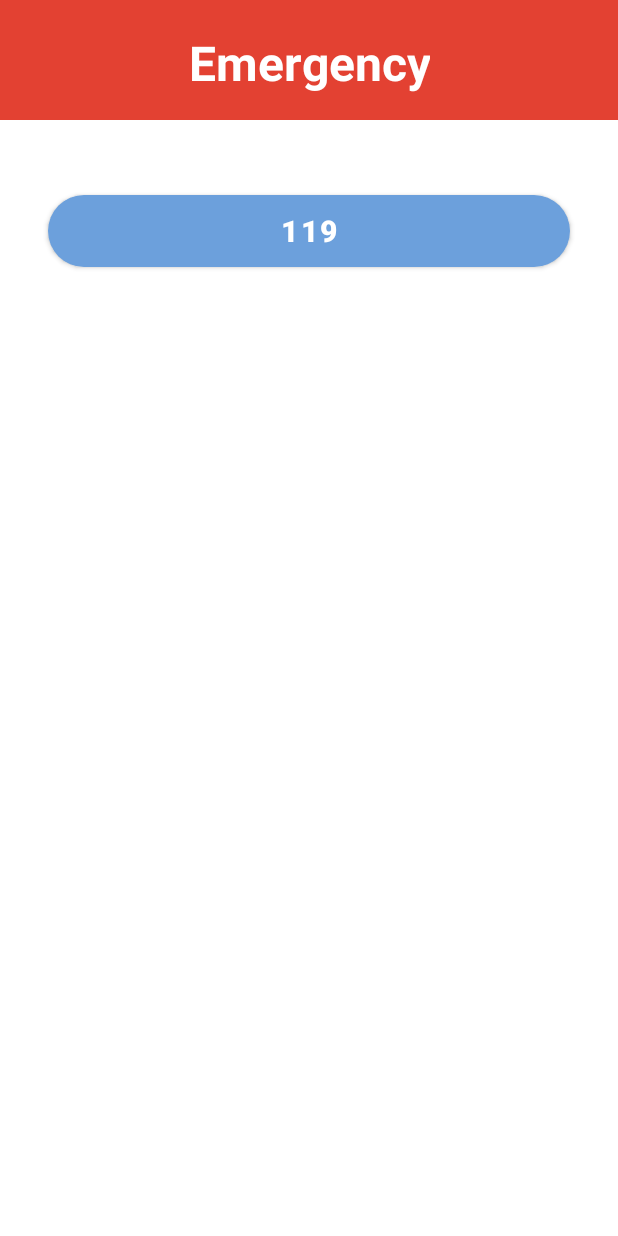
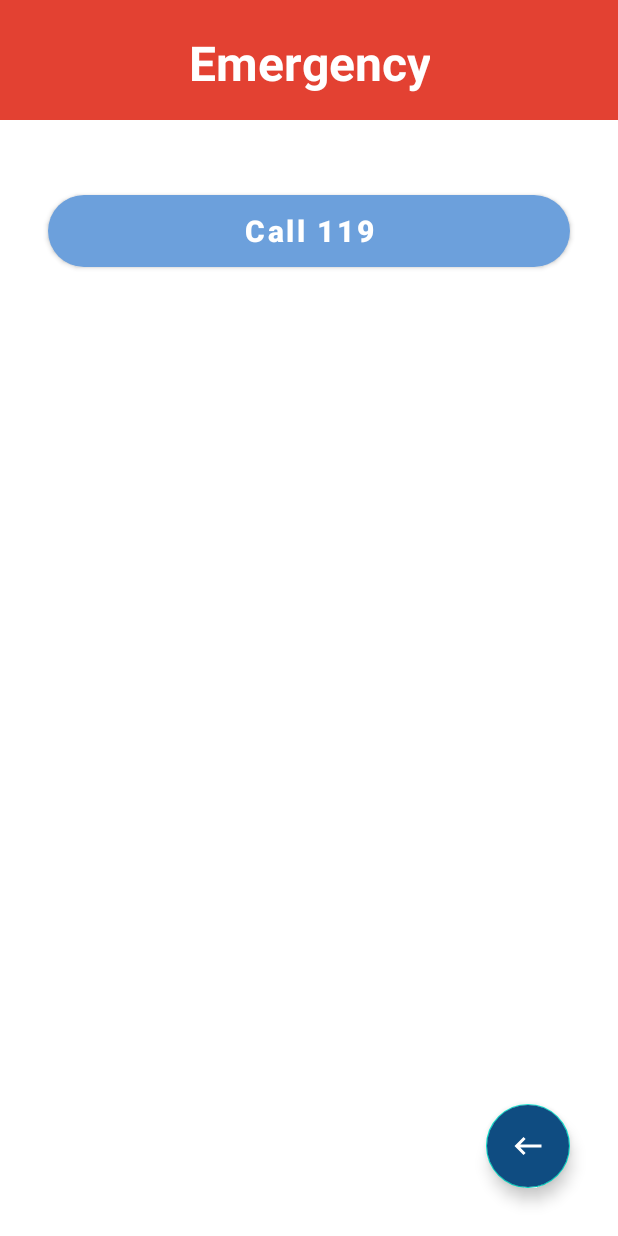
Before and after one commit to CCLab-2021/eHealthCare_Application, an Android app: the Emergency screen opened directly, with no data from a screen before it, on a phone screen of 412 x 824 dp. Run offline under Robolectric (Android 15) with nearby library versions, the phone set to English and light mode, and no system bars; our stand-ins replace Firebase (no records; nobody signed in at launch, a user with empty details on screens opened directly); 1 statement that could not run was skipped.

Commit message:
feat : Patient - Emergency.kt Call Doctor 기능 완료

```diff
--- a/CCN_eHealthCare/app/src/main/java/com/example/ccn_ehealthcare/UI/Emergency.kt
+++ b/CCN_eHealthCare/app/src/main/java/com/example/ccn_ehealthcare/UI/Emergency.kt
@@ -4,21 +4,14 @@ import android.content.Intent
 import android.net.Uri
 import androidx.appcompat.app.AppCompatActivity
 import android.os.Bundle
-import android.util.Log
-import android.view.View
+import android.widget.Toast
 import androidx.recyclerview.widget.LinearLayoutManager
 import com.example.ccn_ehealthcare.R
 import com.example.ccn_ehealthcare.UI.adapter.callDocAdapter
-import com.example.ccn_ehealthcare.UI.adapter.hospitalAdapter
-import com.example.ccn_ehealthcare.UI.model.MyDoctorsModel
 import com.example.ccn_ehealthcare.UI.model.doctorModel
-import com.example.ccn_ehealthcare.UI.model.hospitalModel
-import com.example.ccn_ehealthcare.UI.patient.MyDoctors
 import com.google.firebase.database.*
 import kotlinx.android.synthetic.main.activity_emergency.*
 import kotlinx.android.synthetic.main.activity_emergency.myDoctors_rV
-import kotlinx.android.synthetic.main.activity_login.*
-import kotlinx.android.synthetic.main.activity_my_doctors.*
 
 
 class Emergency : AppCompatActivity() {
@@ -37,42 +30,33 @@ class Emergency : AppCompatActivity() {
     override fun onCreate(savedInstanceState: Bundle?) {
         super.onCreate(savedInstanceState)
         setContentView(R.layout.activity_emergency)
-        call119_btn.setOnClickListener {
-            var intent = Intent(Intent.ACTION_VIEW) // ACTION_CALL 적으면 바로 전화 연결
-            intent.setData(Uri.parse("tel:119"))
-            startActivity(intent)
-        }
+
         database = FirebaseDatabase.getInstance()
         databaseReference = database?.reference!!.child("MyDoctors")
 
         nickname = intent.getStringExtra(USERNICKNAME).toString()
 //
-//        buttonHandler()
+        buttonHandler()
         readMyDoctorsDB()
         initRecyclerView(doctorList)
     }
-//    private fun buttonHandler() {
-//        moveBack_btn.setOnClickListener {
-//            finish()
-//        }
-//    }
+
+    private fun buttonHandler() {
+        call119_btn.setOnClickListener {
+            val intent = Intent(Intent.ACTION_VIEW) // ACTION_CALL 적으면 바로 전화 연결
+            intent.setData(Uri.parse("tel:119"))
+            startActivity(intent)
+        }
+
+        moveBack_btn.setOnClickListener {
+            finish()
+        }
+    }
 
     private fun initRecyclerView(doctorList: java.util.ArrayList<doctorModel>) {
-        var adapter = callDocAdapter(doctorList)
         myDoctors_rV.layoutManager = LinearLayoutManager(this)
         myDoctors_rV.setHasFixedSize(true)
         myDoctors_rV.adapter = callDocAdapter(doctorList)
-//        adapter.setOnItemClickListener(object : callDocAdapter.OnItemClickListener{
-//            override fun onItemClick(v: View, data: MyDoctorsModel, pos : Int) {
-//                Log.e("전화번호!!!!!!!!!!!!!!!!", data.phoneNum)
-//                val num = "tel:"+data.phoneNum
-//                var intent = Intent(Intent.ACTION_VIEW) // ACTION_CALL 적으면 바로 전화 연결
-//                intent.setData(Uri.parse(num))
-//                startActivity(intent)
-//            }
-//
-//        })
-
     }
 
     private fun readMyDoctorsDB() {
@@ -81,11 +65,8 @@ class Emergency : AppCompatActivity() {
         patientsReference?.addValueEventListener(object : ValueEventListener {
             override fun onDataChange(p0: DataSnapshot) {
                 for (snapshot in p0.children) {
-                    Log.e("SNAPSHOT", snapshot.key.toString())
                     var doctorName = snapshot.key.toString()
                     var phoneNum = snapshot.child("phoneNum").value.toString()
-                    Log.e("SNAPSHOT", phoneNum)
-
 
                     doctorList.add(doctorModel(doctorName, phoneNum))
                 }
@@ -94,7 +75,7 @@ class Emergency : AppCompatActivity() {
             }
 
             override fun onCancelled(error: DatabaseError) {
-                Log.e("ONCANCEL", error.message)
+                Toast.makeText(applicationContext, "Error occurred!, Try Again!", Toast.LENGTH_SHORT).show()
             }
 
         })
--- a/CCN_eHealthCare/app/src/main/java/com/example/ccn_ehealthcare/UI/adapter/myPatientsAdapter.kt
+++ b/CCN_eHealthCare/app/src/main/java/com/example/ccn_ehealthcare/UI/adapter/myPatientsAdapter.kt
@@ -34,7 +34,7 @@ class myPatientsAdapter(val patientsList : List<myPatientsModel>) : RecyclerView
         var patientReport : EditText = itemView.patientReport_eT
         var linearLayout : LinearLayout = itemView.linearLayout
         var expandableLayout : RelativeLayout = itemView.expandable_layout
-        var t_patientReport =""
+        var t_patientReport = ""
 
         fun bind(item: myPatientsModel) {
             patientName.text = item.patientsName
@@ -44,8 +44,7 @@ class myPatientsAdapter(val patientsList : List<myPatientsModel>) : RecyclerView
             patientReport.setText(t_patientReport)
 
             val pos = adapterPosition
-            if(pos!= RecyclerView.NO_POSITION)
-            {
+            if(pos!= RecyclerView.NO_POSITION) {
                 itemView.reportSave_btn.setOnClickListener{
                     listener?.onItemClick(itemView, item ,pos)
                 }
--- a/CCN_eHealthCare/app/src/main/res/layout/activity_emergency.xml
+++ b/CCN_eHealthCare/app/src/main/res/layout/activity_emergency.xml
@@ -51,7 +51,7 @@
             android:layout_marginRight="32dp"
             android:background="@drawable/round_skyblue_btn"
             android:gravity="center"
-            android:text="119"
+            android:text="Call 119"
             android:textAlignment="center"
             android:textAllCaps="false"
             android:textColor="@color/white"
@@ -79,11 +79,23 @@
                 app:layout_constraintRight_toRightOf="parent"
                 app:layout_constraintTop_toTopOf="parent" />
         </androidx.constraintlayout.widget.ConstraintLayout>
+    </LinearLayout>
 
-
-
-
-    </LinearLayout>
+    <com.google.android.material.floatingactionbutton.FloatingActionButton
+        android:id="@+id/moveBack_btn"
+        android:layout_width="wrap_content"
+        android:layout_height="wrap_content"
+        android:layout_marginEnd="32dp"
+        android:layout_marginRight="32dp"
+        android:layout_marginBottom="32dp"
+        android:clickable="true"
+        android:focusable="true"
+        app:tint="@color/white"
+        android:backgroundTint="@color/Pantoneblue"
+        app:srcCompat="@drawable/ic_back"
+        app:layout_constraintBottom_toBottomOf="parent"
+        app:layout_constraintEnd_toEndOf="parent"
+        tools:ignore="VectorDrawableCompat" />
 
 
 
```
Also changed, not shown: CCN_eHealthCare/app/src/main/java/com/example/ccn_ehealthcare/UI/adapter/callDocAdapter.kt (+1 -8 lines), CCN_eHealthCare/app/src/main/res/layout/call_doctor_layout.xml (+10 -14 lines).
